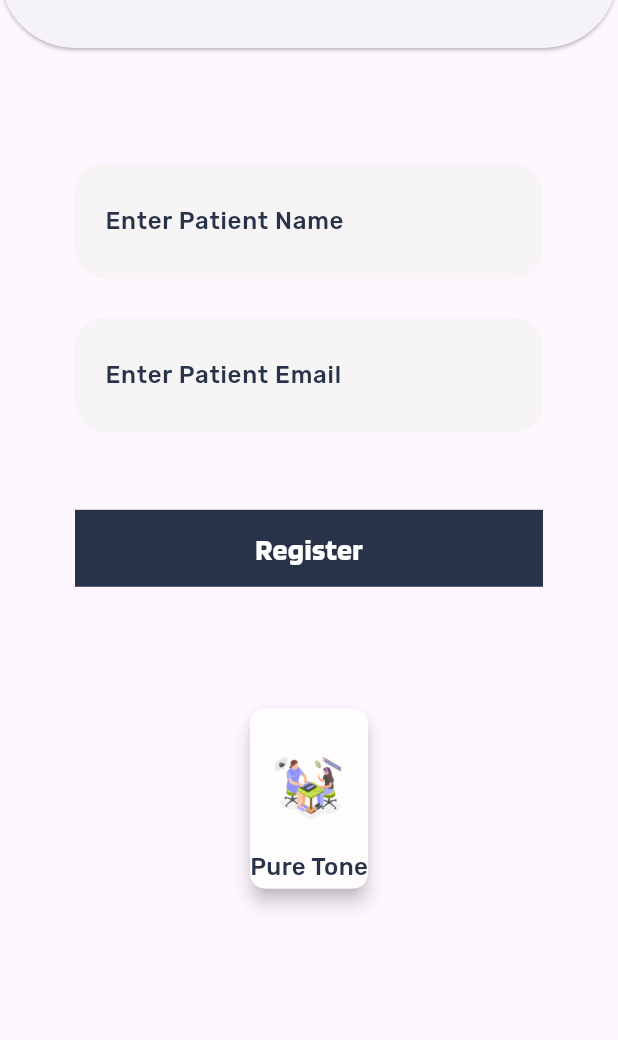
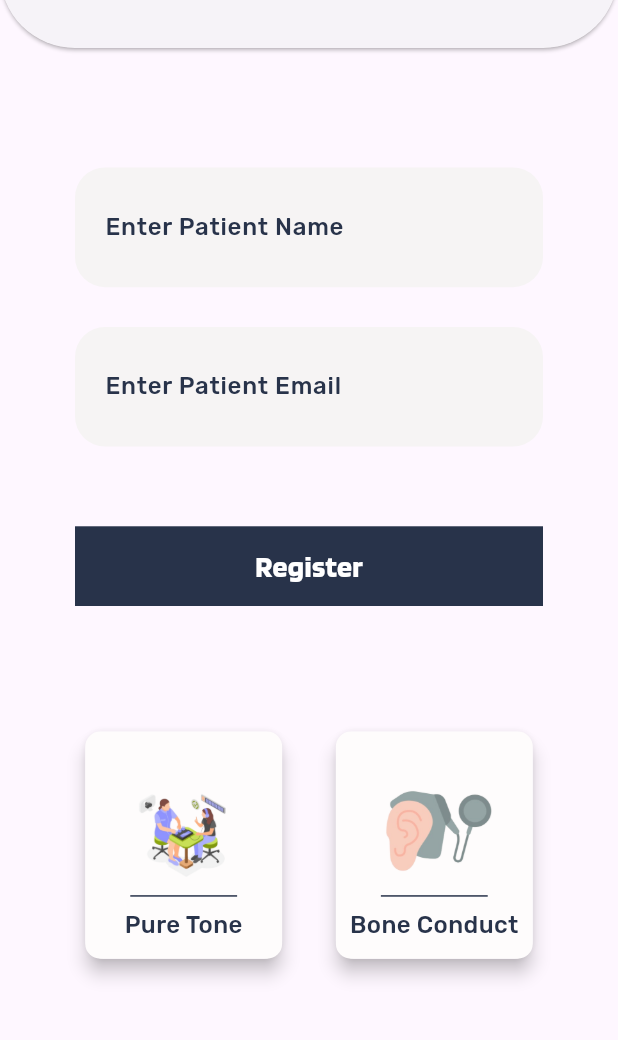
Before and after one commit to ShivangiPatel102/freq_fit, a Flutter app: the PtaTestScreen screen opened by its route, on a phone screen of 412 x 824 dp, the part 72-1112 px from its top. Run offline on Flutter 3.47's test engine with Material 3 defaults, Android fonts, the phone set to English and light mode, and no system bars; our stand-ins replace font_awesome_flutter, syncfusion_flutter_charts, toggle_switch; missing offline and left inert: headset_connection_event, sound_generator; project files that could hold a hidden picture were left out.

Commit message:
bone conduct card

```diff
--- a/lib/screens/pta_test_screen.dart
+++ b/lib/screens/pta_test_screen.dart
@@ -114,20 +114,26 @@ class PtaTestScreen extends StatelessWidget {
               flex: 3,
             ),
             Expanded(
-              flex: 5,
+              flex: 6,
               child: Row(
-                mainAxisAlignment: MainAxisAlignment.center,
+                //mainAxisAlignment: MainAxisAlignment.center,
                 children: [
-                  SmallCard(
-                      imagePath: 'assets/icons/puretone.png',
-                      text: 'Pure Tone',
-                      onTap: () {}),
-                  //SmallCard(imagePath: 'assets/icons/boneConduct.png', text: 'Bone Conduct', onTap: (){}),
+                  const Spacer(),
+                  Expanded(
+                    flex:5,
+                    child: SmallCard(
+                        imagePath: 'assets/icons/puretone.png',
+                        text: 'Pure Tone',
+                        onTap: () {}),
+                  ),
+                  const Spacer(),
+                  Expanded(flex:5,child: SmallCard(imagePath: 'assets/icons/boneConduct.png', text: 'Bone Conduct', onTap: (){})),
+                  const Spacer(),
                 ],
               ),
             ),
             const Spacer(
-              flex: 7,
+              flex: 5,
             ),
           ],
         ),
```
